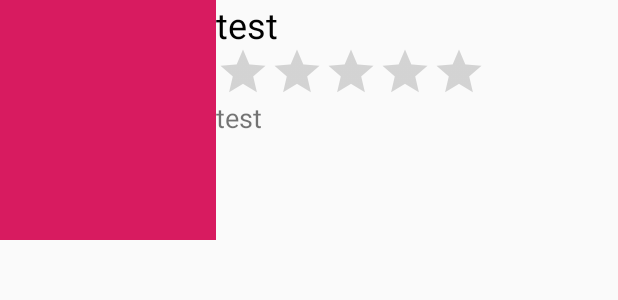
After one commit to sabgilhun/MovieReviewer, an Android app: the layout list_item.xml on its own in the app's theme, with its tools: preview values and no code run, on a phone screen of 412 x 824 dp. The commit adds this screen. Shown: the top 300 px of the screen. Run offline under Robolectric (Android 15) with nearby library versions, the phone set to English and light mode, and no system bars.

Commit message:
RecyclerView 추가, RecyclerView Item(썸네일용 Imageview, 제목 TextView, 평점 Ratingbar, 출연진 TextView 포함) 추가

```diff
--- a/app/build.gradle
+++ b/app/build.gradle
@@ -23,10 +23,11 @@ android {
 }
 
 dependencies {
-    implementation fileTree(dir: 'libs', include: ['*.jar'])
+    implementation fileTree(include: ['*.jar'], dir: 'libs')
     implementation 'com.android.support:appcompat-v7:28.0.0'
     implementation 'com.android.support.constraint:constraint-layout:1.1.3'
     testImplementation 'junit:junit:4.12'
     androidTestImplementation 'com.android.support.test:runner:1.0.2'
     androidTestImplementation 'com.android.support.test.espresso:espresso-core:3.0.2'
+    implementation 'com.android.support:recyclerview-v7:28.0.0'
 }
--- /dev/null
+++ b/app/src/main/res/layout/list_item.xml
@@ -0,0 +1,59 @@
+<?xml version="1.0" encoding="utf-8"?>
+<layout xmlns:android="http://schemas.android.com/apk/res/android"
+    xmlns:app="http://schemas.android.com/apk/res-auto"
+    xmlns:tools="http://schemas.android.com/tools">
+
+    <data>
+
+        <variable
+            name="item"
+            type="org.sabgil.moviereviewer.viewmodel.MovieItemViewModel" />
+    </data>
+
+    <LinearLayout
+        android:layout_width="match_parent"
+        android:layout_height="wrap_content"
+        android:orientation="horizontal">
+
+        <ImageView
+            android:layout_width="0dp"
+            android:layout_height="160dp"
+            android:layout_weight="0.35"
+            app:srcCompat="@color/colorAccent" />
+
+        <LinearLayout
+            android:layout_width="0dp"
+            android:layout_height="match_parent"
+            android:layout_weight="0.65"
+            android:orientation="vertical">
+
+            <TextView
+                android:layout_width="match_parent"
+                android:layout_height="30dp"
+                android:gravity="left"
+                android:text="@{item.email}"
+                android:textColor="@android:color/background_dark"
+                android:textSize="24sp"
+                tools:text="test" />
+
+            <RatingBar
+                android:id="@+id/ratingBar2"
+                style="@style/Widget.AppCompat.RatingBar.Indicator"
+                android:layout_width="wrap_content"
+                android:layout_height="wrap_content"
+                android:numStars="5"
+                android:stepSize="0.5"
+                android:rating="@{item.rating}"/>
+
+            <TextView
+                android:layout_width="match_parent"
+                android:layout_height="match_parent"
+                android:text="@{item.name}"
+                android:textSize="18sp"
+                tools:text="test" />
+
+
+        </LinearLayout>
+
+    </LinearLayout>
+</layout>
```
Also changed, not shown: app/src/main/java/org/sabgil/moviereviewer/view/BindingViewHolder.java (added, +19 -0 lines), app/src/main/java/org/sabgil/moviereviewer/view/MovieReviewerActivity.java (+20 -0 lines), app/src/main/java/org/sabgil/moviereviewer/viewmodel/MovieItemRecyclerViewAdapter.java (added, +40 -0 lines), app/src/main/java/org/sabgil/moviereviewer/viewmodel/MovieItemViewModel.java (added, +16 -0 lines), app/src/main/java/org/sabgil/moviereviewer/viewmodel/MovieReviewerViewModel.java (+13 -1 lines), app/src/main/res/layout/movie_reviewer.xml (+8 -0 lines).
